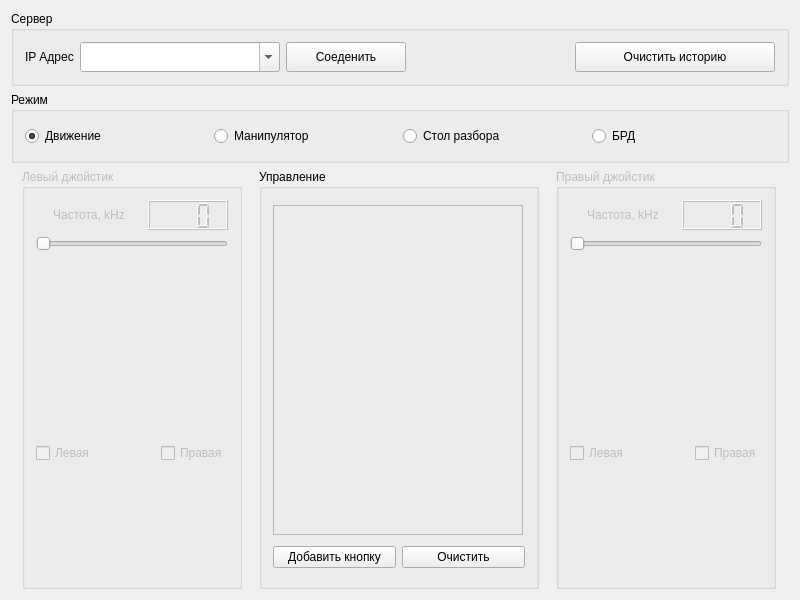
First picture: the form in Megatron-client/client.ui, repository sseitov/Megatron, before the edit.
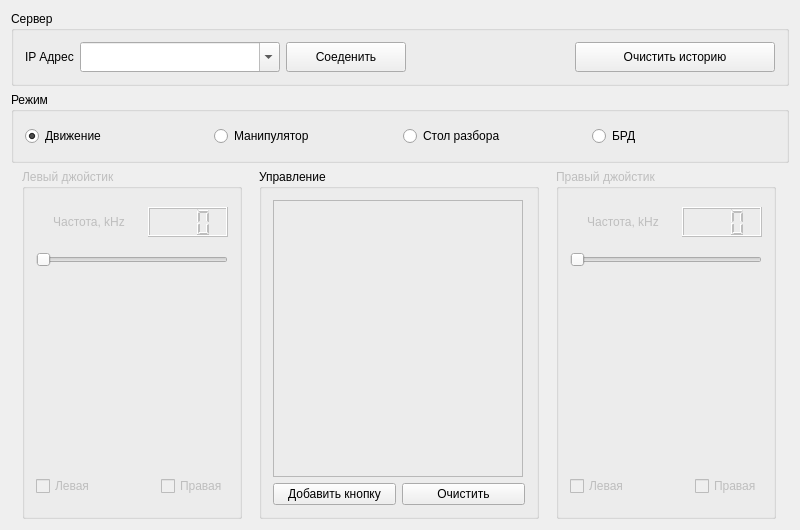
Second picture: the form after the edit. Custom widgets are drawn as their Qt base class.

The edit to the form file:
```diff
--- a/Megatron-client/client.ui
+++ b/Megatron-client/client.ui
@@ -10,25 +10,25 @@
     <x>0</x>
     <y>0</y>
     <width>800</width>
-    <height>600</height>
+    <height>530</height>
    </rect>
   </property>
   <property name="minimumSize">
    <size>
     <width>800</width>
-    <height>600</height>
+    <height>530</height>
    </size>
   </property>
   <property name="maximumSize">
    <size>
     <width>800</width>
-    <height>600</height>
+    <height>530</height>
    </size>
   </property>
   <property name="windowTitle">
    <string>Megatron</string>
   </property>
-  <layout class="QVBoxLayout" name="verticalLayout">
+  <layout class="QVBoxLayout" name="verticalLayout_4">
    <item>
     <widget class="QGroupBox" name="groupBox">
      <property name="maximumSize">
@@ -186,13 +186,13 @@
        <property name="minimumSize">
         <size>
          <width>220</width>
-         <height>420</height>
+         <height>350</height>
         </size>
        </property>
        <property name="maximumSize">
         <size>
          <width>220</width>
-         <height>420</height>
+         <height>350</height>
         </size>
        </property>
        <property name="title">
@@ -325,19 +325,6 @@
           </item>
          </layout>
         </item>
-        <item>
-         <spacer name="verticalSpacer_2">
-          <property name="orientation">
-           <enum>Qt::Vertical</enum>
-          </property>
-          <property name="sizeHint" stdset="0">
-           <size>
-            <width>20</width>
-            <height>103</height>
-           </size>
-          </property>
-         </spacer>
-        </item>
        </layout>
       </widget>
      </item>
@@ -349,13 +336,13 @@
        <property name="minimumSize">
         <size>
          <width>280</width>
-         <height>420</height>
+         <height>350</height>
         </size>
        </property>
        <property name="maximumSize">
         <size>
          <width>280</width>
-         <height>420</height>
+         <height>350</height>
         </size>
        </property>
        <property name="title">
@@ -373,7 +360,7 @@
           <property name="minimumSize">
            <size>
             <width>250</width>
-            <height>330</height>
+            <height>260</height>
            </size>
           </property>
           <property name="maximumSize">
@@ -433,13 +420,13 @@
        <property name="minimumSize">
         <size>
          <width>220</width>
-         <height>420</height>
+         <height>350</height>
         </size>
        </property>
        <property name="maximumSize">
         <size>
          <width>220</width>
-         <height>420</height>
+         <height>350</height>
         </size>
        </property>
        <property name="title">
@@ -451,7 +438,7 @@
        <property name="checked">
         <bool>false</bool>
        </property>
-       <layout class="QVBoxLayout" name="verticalLayout_4">
+       <layout class="QVBoxLayout" name="verticalLayout">
         <item>
          <layout class="QHBoxLayout" name="horizontalLayout_23">
           <item>
@@ -572,19 +559,6 @@
           </item>
          </layout>
         </item>
-        <item>
-         <spacer name="verticalSpacer">
-          <property name="orientation">
-           <enum>Qt::Vertical</enum>
-          </property>
-          <property name="sizeHint" stdset="0">
-           <size>
-            <width>20</width>
-            <height>18</height>
-           </size>
-          </property>
-         </spacer>
-        </item>
        </layout>
       </widget>
      </item>
```
